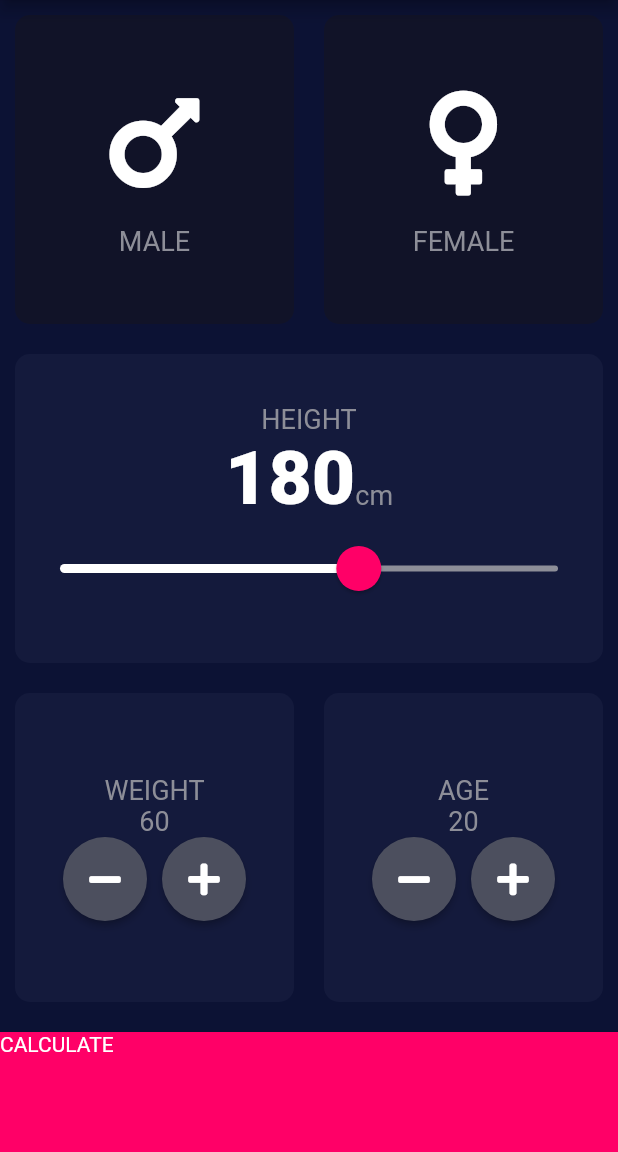
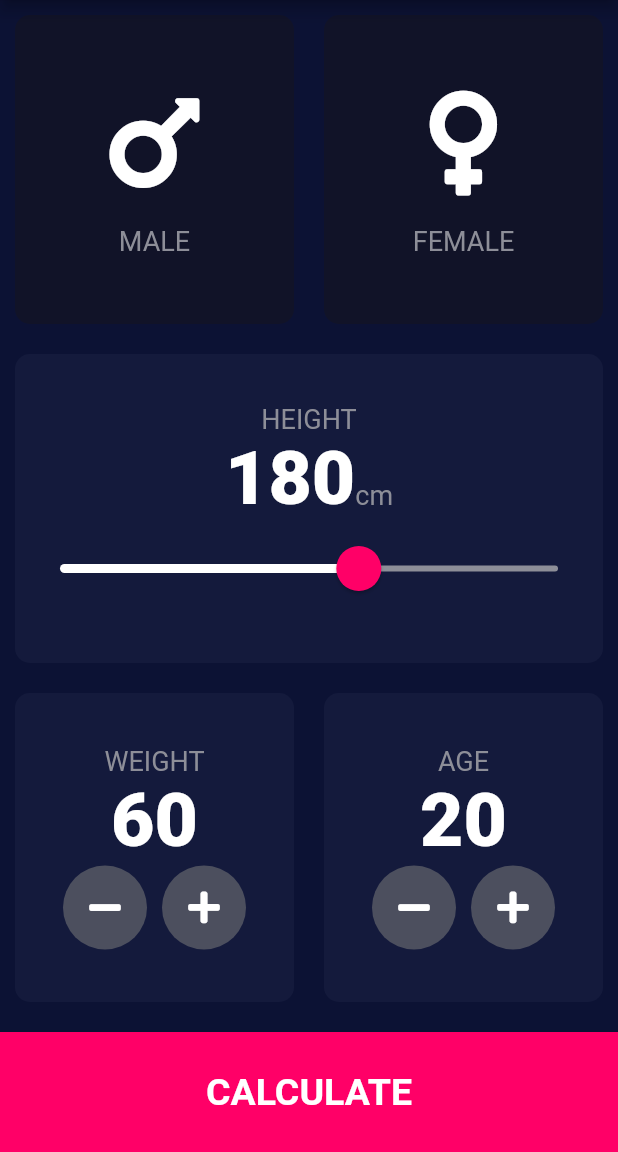
Before and after one commit to surrajj20/BMI--Calculator-App, a Flutter app: the screen it shows after launch, on a phone screen of 412 x 824 dp, the part 84-1236 px from its top. Run offline on Flutter 3.47's test engine with Material 2 defaults, Android fonts, the phone set to English and light mode, and no system bars; our stand-ins replace font_awesome_flutter.

```diff
--- /dev/null
+++ b/lib/components/bottom_button.dart
@@ -0,0 +1,28 @@
+import 'package:flutter/material.dart';
+import '../constants.dart';
+
+class BottomButton extends StatelessWidget {
+  BottomButton({@required this.onTap, @required this.buttonTitle});
+
+  final Function onTap;
+  final String buttonTitle;
+
+  @override
+  Widget build(BuildContext context) {
+    return GestureDetector(
+      onTap: onTap,
+      child: Container(
+        child: Center(
+          child: Text(
+            buttonTitle,
+            style: kLargeButtonTextStyle,
+          ),
+        ),
+        color: kBottomContainerColour,
+        margin: EdgeInsets.only(top: 10.0),
+        width: double.infinity,
+        height: kBottomContainerHeight,
+      ),
+    );
+  }
+}
--- a/lib/icon_content.dart
+++ b/lib/components/icon_content.dart
@@ -1,5 +1,5 @@
 import 'package:flutter/material.dart';
-import 'constants.dart';
+import '../constants.dart';
 
 class IconContent extends StatelessWidget {
   IconContent({this.icon, this.label});
--- a/lib/round_icon_button.dart
+++ b/lib/components/round_icon_button.dart
@@ -1,7 +1,7 @@
 import 'package:flutter/material.dart';
 
 class RoundIconButton extends StatelessWidget {
-  RoundIconButton({this.icon, this.onPressed});
+  RoundIconButton({@required this.icon, @required this.onPressed});
 
   final IconData icon;
   final Function onPressed;
@@ -10,6 +10,7 @@ class RoundIconButton extends StatelessWidget {
   Widget build(BuildContext context) {
     return RawMaterialButton(
       child: Icon(icon),
+      elevation: 0.0,
       onPressed: onPressed,
       constraints: BoxConstraints.tightFor(
         width: 56.0,
--- a/lib/main.dart
+++ b/lib/main.dart
@@ -1,5 +1,5 @@
 import 'package:flutter/material.dart';
-import 'input_page.dart';
+import 'screens/input_page.dart';
 
 void main() => runApp(BMICalculator());
 
--- a/lib/input_page.dart
+++ b/lib/screens/input_page.dart
@@ -1,11 +1,12 @@
 import 'package:flutter/cupertino.dart';
 import 'package:flutter/material.dart';
 import 'package:font_awesome_flutter/font_awesome_flutter.dart';
-import 'icon_content.dart';
-import 'reusable_card.dart';
-import 'constants.dart';
-import 'round_icon_button.dart';
+import '../components/icon_content.dart';
+import '../components/reusable_card.dart';
+import '../constants.dart';
+import '../components/round_icon_button.dart';
 import 'result_page.dart';
+import '../components/bottom_button.dart';
 
 enum Gender { male, female }
 
@@ -133,7 +134,7 @@ class _InputPageState extends State<InputPage> {
                       ),
                       Text(
                         weight.toString(),
-                        style: kLabelTextStyle,
+                        style: kNumberTextStyle,
                       ),
                       Row(
                         mainAxisAlignment: MainAxisAlignment.center,
@@ -175,7 +176,7 @@ class _InputPageState extends State<InputPage> {
                       ),
                       Text(
                         age.toString(),
-                        style: kLabelTextStyle,
+                        style: kNumberTextStyle,
                       ),
                       Row(
                         mainAxisAlignment: MainAxisAlignment.center,
@@ -205,21 +206,16 @@ class _InputPageState extends State<InputPage> {
               ),
             ],
           )),
-          GestureDetector(
+          BottomButton(
+            buttonTitle: 'CALCULATE',
             onTap: () {
               Navigator.push(
-                  context,
-                  MaterialPageRoute(
-                    builder: (context) => ResultPage(),
-                  ));
+                context,
+                MaterialPageRoute(
+                  builder: (context) => ResultPage(),
+                ),
+              );
             },
-            child: Container(
-              child: Text('CALCULATE'),
-              color: kBottomContainerColour,
-              margin: EdgeInsets.only(top: 10.0),
-              width: double.infinity,
-              height: kBottomContainerHeight,
-            ),
           )
         ],
       ),
```
Also changed, not shown: lib/constants.dart (+25 -0 lines), lib/result_page.dart (deleted, +0 -13 lines), lib/screens/result_page.dart (added, +61 -0 lines), lib/components/reusable_card.dart (renamed from lib/reusable_card.dart).
